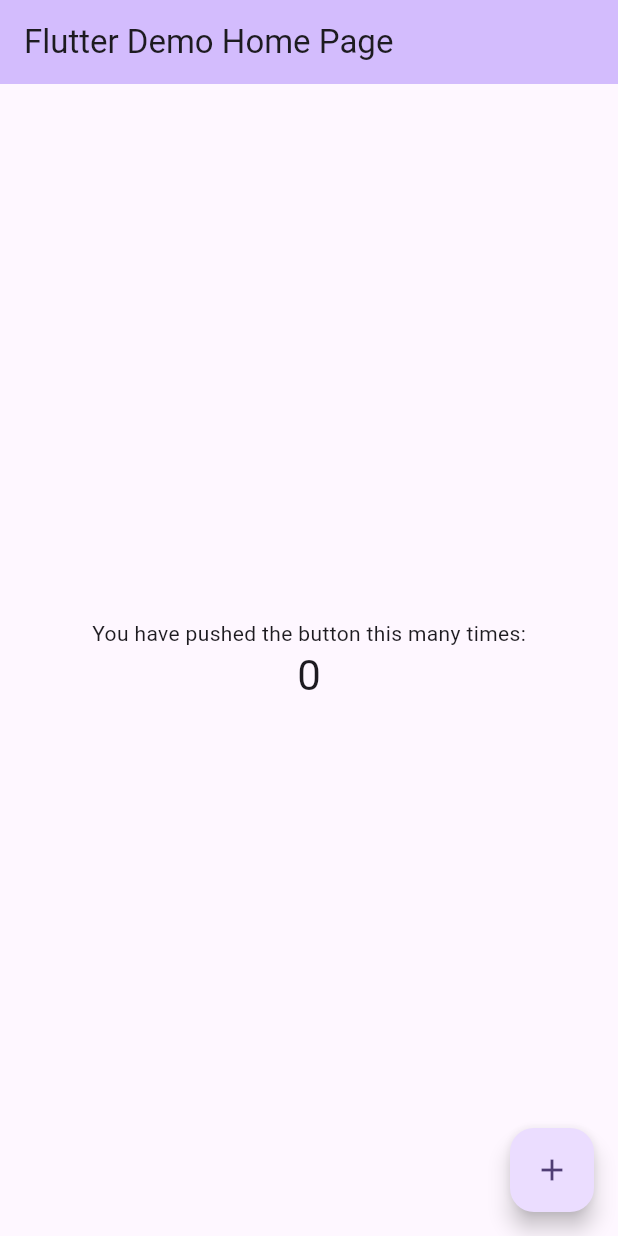
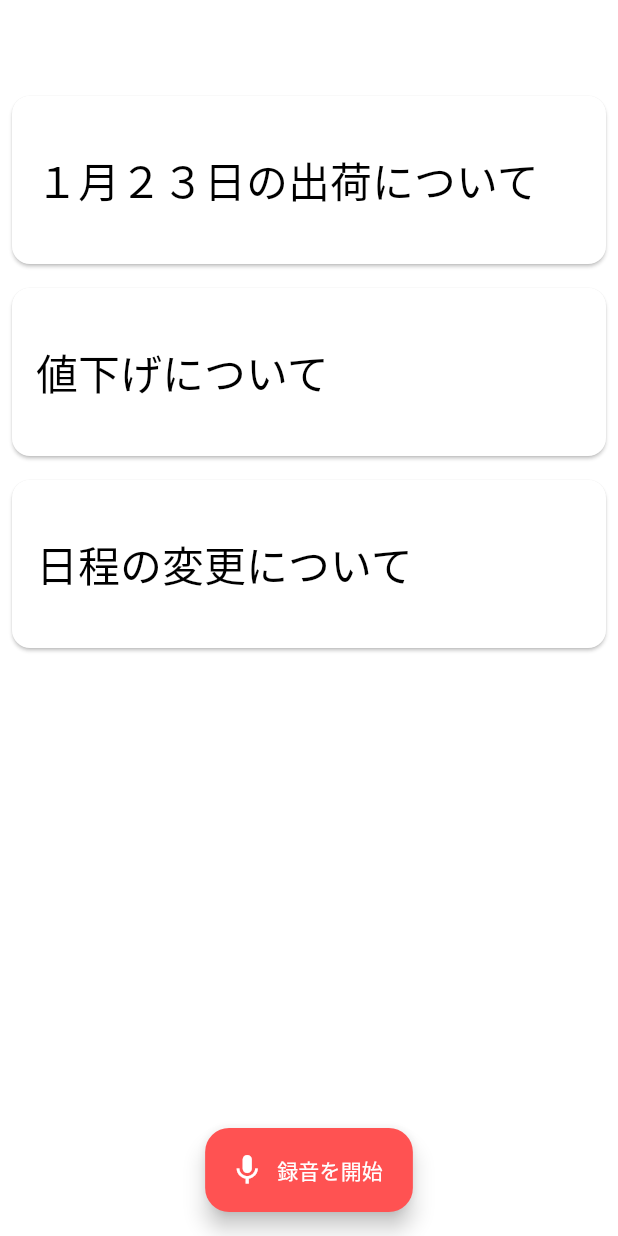
Before and after one commit to Takkesan/Poseidon, a Flutter app: the screen it shows after launch, on a phone screen of 412 x 824 dp. Run offline on Flutter 3.47's test engine with Material 3 defaults, Android fonts, the phone set to English and light mode, and no system bars.

Commit message:
Add demo ui

```diff
--- a/lib/main.dart
+++ b/lib/main.dart
@@ -1,125 +1,102 @@
 import 'package:flutter/material.dart';
 
 void main() {
-  runApp(const MyApp());
+  runApp(MyApp());
+}
+class MyApp extends StatefulWidget {
+  @override
+  _MyAppState createState() => _MyAppState();
 }
 
-class MyApp extends StatelessWidget {
-  const MyApp({super.key});
+class _MyAppState extends State<MyApp> {
+  var titles = [
+    '１月２３日の出荷について','値下げについて','日程の変更について',
+  ];
 
-  // This widget is the root of your application.
+  void _startRecording() {
+    showDialog(
+      context: context,
+      builder: (BuildContext context) {
+        return AlertDialog(
+          title: Text('録音中'),
+          content: Text('録音を開始しました。'),
+        );
+      },
+    );
+    // ここに録音を開始するコードを書く
+  }
   @override
   Widget build(BuildContext context) {
     return MaterialApp(
-      title: 'Flutter Demo',
+      title: 'Voice',
       theme: ThemeData(
-        // This is the theme of your application.
-        //
-        // TRY THIS: Try running your application with "flutter run". You'll see
-        // the application has a purple toolbar. Then, without quitting the app,
-        // try changing the seedColor in the colorScheme below to Colors.green
-        // and then invoke "hot reload" (save your changes or press the "hot
-        // reload" button in a Flutter-supported IDE, or press "r" if you used
-        // the command line to start the app).
-        //
-        // Notice that the counter didn't reset back to zero; the application
-        // state is not lost during the reload. To reset the state, use hot
-        // restart instead.
-        //
-        // This works for code too, not just values: Most code changes can be
-        // tested with just a hot reload.
-        colorScheme: ColorScheme.fromSeed(seedColor: Colors.deepPurple),
-        useMaterial3: true,
+        colorScheme: ColorScheme.fromSwatch(primarySwatch: Colors.blue).copyWith(background: Colors.indigo[50]),
       ),
-      home: const MyHomePage(title: 'Flutter Demo Home Page'),
+      home: Scaffold(
+        appBar: AppBar(
+
+        ),
+        body: VoiceList(titles),
+        floatingActionButton: Container(
+          margin: EdgeInsets.only(bottom: 16.0),
+          child: FloatingActionButton.extended(
+            onPressed: _startRecording,
+            icon: Icon(Icons.mic),
+            label: Text('録音を開始'),
+            backgroundColor: Colors.redAccent,
+          ),
+        ),
+        floatingActionButtonLocation: FloatingActionButtonLocation.centerDocked,
+      ),
     );
   }
 }
 
-class MyHomePage extends StatefulWidget {
-  const MyHomePage({super.key, required this.title});
+class VoiceList extends StatelessWidget {
+  final List<String> titles;
 
-  // This widget is the home page of your application. It is stateful, meaning
-  // that it has a State object (defined below) that contains fields that affect
-  // how it looks.
-
-  // This class is the configuration for the state. It holds the values (in this
-  // case the title) provided by the parent (in this case the App widget) and
-  // used by the build method of the State. Fields in a Widget subclass are
-  // always marked "final".
-
-  final String title;
-
-  @override
-  State<MyHomePage> createState() => _MyHomePageState();
-}
-
-class _MyHomePageState extends State<MyHomePage> {
-  int _counter = 0;
-
-  void _incrementCounter() {
-    setState(() {
-      // This call to setState tells the Flutter framework that something has
-      // changed in this State, which causes it to rerun the build method below
-      // so that the display can reflect the updated values. If we changed
-      // _counter without calling setState(), then the build method would not be
-      // called again, and so nothing would appear to happen.
-      _counter++;
-    });
-  }
+  VoiceList(this.titles);
 
   @override
   Widget build(BuildContext context) {
-    // This method is rerun every time setState is called, for instance as done
-    // by the _incrementCounter method above.
-    //
-    // The Flutter framework has been optimized to make rerunning build methods
-    // fast, so that you can just rebuild anything that needs updating rather
-    // than having to individually change instances of widgets.
-    return Scaffold(
-      appBar: AppBar(
-        // TRY THIS: Try changing the color here to a specific color (to
-        // Colors.amber, perhaps?) and trigger a hot reload to see the AppBar
-        // change color while the other colors stay the same.
-        backgroundColor: Theme.of(context).colorScheme.inversePrimary,
-        // Here we take the value from the MyHomePage object that was created by
-        // the App.build method, and use it to set our appbar title.
-        title: Text(widget.title),
-      ),
-      body: Center(
-        // Center is a layout widget. It takes a single child and positions it
-        // in the middle of the parent.
-        child: Column(
-          // Column is also a layout widget. It takes a list of children and
-          // arranges them vertically. By default, it sizes itself to fit its
-          // children horizontally, and tries to be as tall as its parent.
-          //
-          // Column has various properties to control how it sizes itself and
-          // how it positions its children. Here we use mainAxisAlignment to
-          // center the children vertically; the main axis here is the vertical
-          // axis because Columns are vertical (the cross axis would be
-          // horizontal).
-          //
-          // TRY THIS: Invoke "debug painting" (choose the "Toggle Debug Paint"
-          // action in the IDE, or press "p" in the console), to see the
-          // wireframe for each widget.
-          mainAxisAlignment: MainAxisAlignment.center,
-          children: <Widget>[
-            const Text(
-              'You have pushed the button this many times:',
+    return ListView.builder(
+      itemCount: titles.length,
+      itemBuilder: (context, index) {
+        return Card(
+          margin: EdgeInsets.all(8.0),
+          child: ListTile(
+            title: Container(
+              padding: EdgeInsets.symmetric(vertical: 30),
+              child: Text(titles[index],
+                style: Theme.of(context).textTheme.headlineMedium,
+              ),
             ),
-            Text(
-              '$_counter',
-              style: Theme.of(context).textTheme.headlineMedium,
-            ),
-          ],
-        ),
-      ),
-      floatingActionButton: FloatingActionButton(
-        onPressed: _incrementCounter,
-        tooltip: 'Increment',
-        child: const Icon(Icons.add),
-      ), // This trailing comma makes auto-formatting nicer for build methods.
+            onTap: () {
+              Navigator.push(
+                context,
+                MaterialPageRoute(builder: (context) => NewPage()),
+              );
+            },
+          ),
+        );
+      },
     );
   }
 }
+
+class NewPage extends StatelessWidget {
+  var content = '１月２３日の出荷につ';
+
+  @override
+  Widget build(BuildContext context) {
+    return Scaffold(
+      appBar: AppBar(
+        title: Text('要約'),
+      ),
+      body: Center(
+        child: Text(content,
+          style: Theme.of(context).textTheme.headlineSmall,
+      ),),
+    );
+  }
+}
```
